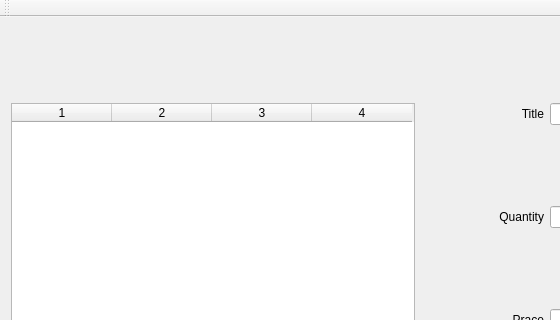
First picture: the form in OOP/IPRI/MarketBase/mainwindow.ui, repository tbigad/plainCPP, before the edit; both pictures show x 0 to 560 and y 0 to 320 of the 684 by 545 pixel window.
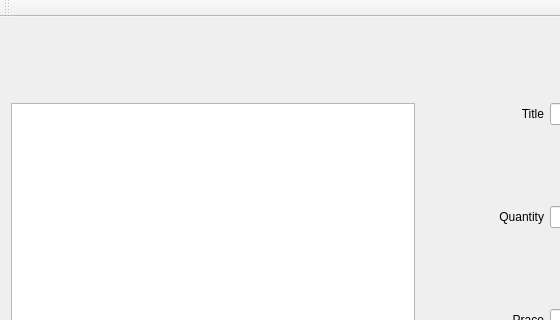
Second picture: the form after the edit.

What changed in the file:
```diff
--- a/OOP/IPRI/MarketBase/mainwindow.ui
+++ b/OOP/IPRI/MarketBase/mainwindow.ui
@@ -51,17 +51,6 @@
     <item row="2" column="3" colspan="2">
      <widget class="QLineEdit" name="priceEdit"/>
     </item>
-    <item row="0" column="0" rowspan="4">
-     <widget class="QTableWidget" name="tableWidget">
-      <property name="columnCount">
-       <number>4</number>
-      </property>
-      <column/>
-      <column/>
-      <column/>
-      <column/>
-     </widget>
-    </item>
     <item row="0" column="1" colspan="2">
      <widget class="QLabel" name="label">
       <property name="text">
@@ -86,6 +75,9 @@
       </property>
      </widget>
     </item>
+    <item row="0" column="0" rowspan="4">
+     <widget class="QListWidget" name="listWidget"/>
+    </item>
    </layout>
   </widget>
   <widget class="QMenuBar" name="menuBar">
```
